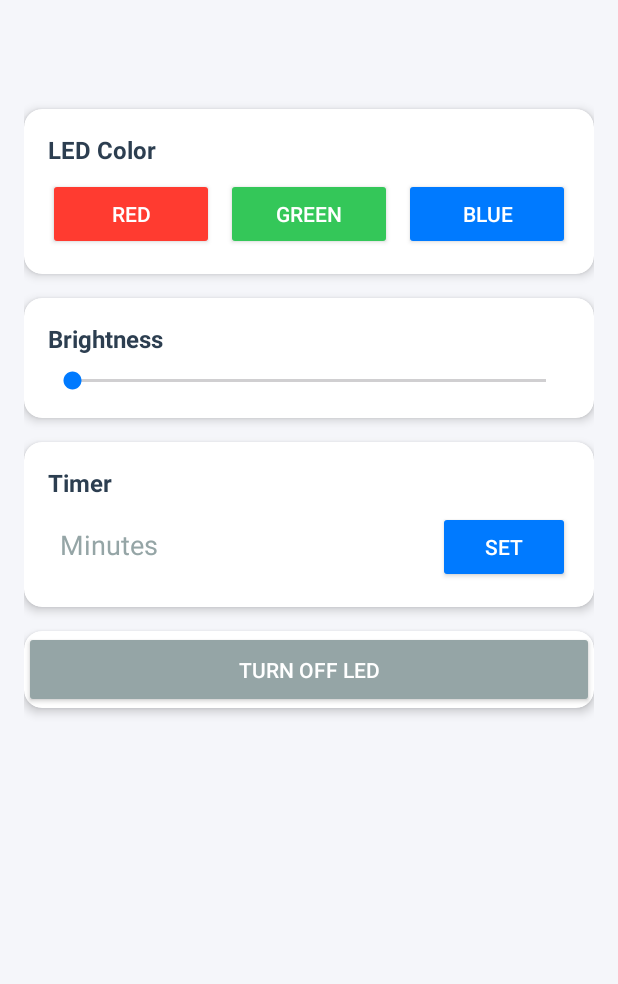
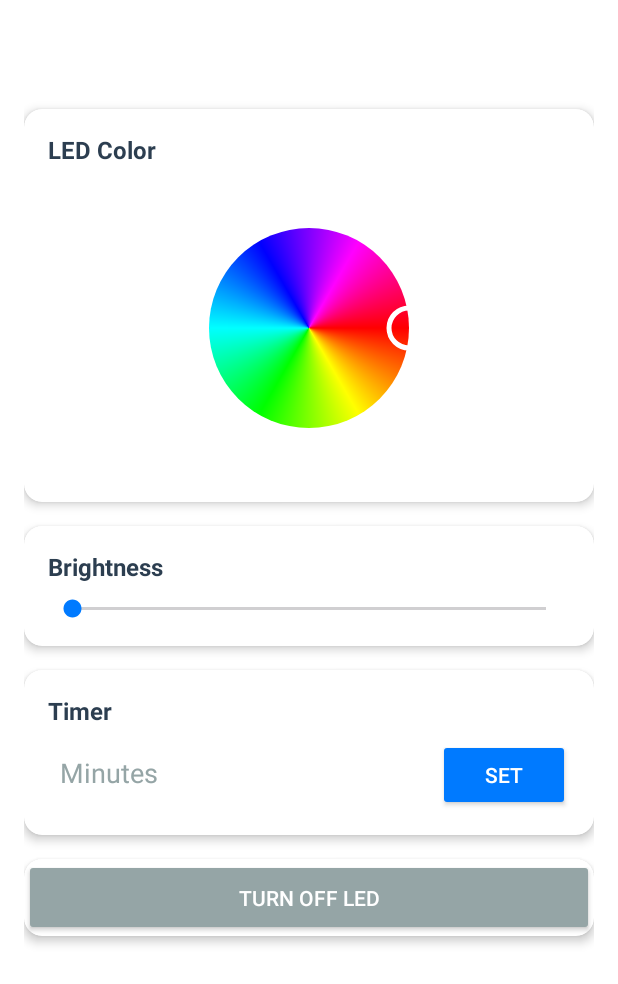
Before and after one commit to alperenSri/Light-Control-System, an Android app: the RoomControlActivity screen opened directly, with no data from a screen before it, on a phone screen of 412 x 824 dp. Shown: the top 984 px of the screen. Run offline under Robolectric (Android 15) with nearby library versions, the phone set to English and light mode, and no system bars.

Commit message:
color-wheel added
color wheel added instead of buttons

```diff
--- /dev/null
+++ b/app/src/main/java/com/example/lightsystem/ColorPickerView.java
@@ -0,0 +1,142 @@
+package com.example.lightsystem;
+
+import android.content.Context;
+import android.graphics.Canvas;
+import android.graphics.Color;
+import android.graphics.Paint;
+import android.graphics.RectF;
+import android.graphics.SweepGradient;
+import android.util.AttributeSet;
+import android.view.MotionEvent;
+import android.view.View;
+
+public class ColorPickerView extends View {
+    private Paint paint;
+    private Paint centerPaint;
+    private Paint selectorPaint;
+    private RectF rectF;
+    private int[] colors;
+    private float currentAngle = 0;
+    private OnColorSelectedListener listener;
+
+    public interface OnColorSelectedListener {
+        void onColorSelected(int color);
+    }
+
+    public ColorPickerView(Context context) {
+        super(context);
+        init();
+    }
+
+    public ColorPickerView(Context context, AttributeSet attrs) {
+        super(context, attrs);
+        init();
+    }
+
+    private void init() {
+        paint = new Paint(Paint.ANTI_ALIAS_FLAG);
+        centerPaint = new Paint(Paint.ANTI_ALIAS_FLAG);
+        selectorPaint = new Paint(Paint.ANTI_ALIAS_FLAG);
+        rectF = new RectF();
+
+        // Define colors for the wheel
+        colors = new int[] {
+                Color.RED,
+                Color.YELLOW,
+                Color.GREEN,
+                Color.CYAN,
+                Color.BLUE,
+                Color.MAGENTA,
+                Color.RED
+        };
+
+        selectorPaint.setColor(Color.WHITE);
+        selectorPaint.setStyle(Paint.Style.STROKE);
+        selectorPaint.setStrokeWidth(5);
+    }
+
+    @Override
+    protected void onSizeChanged(int w, int h, int oldw, int oldh) {
+        super.onSizeChanged(w, h, oldw, oldh);
+
+        int size = Math.min(w, h);
+        int offset = 50; // Padding from edges
+        rectF.set(offset, offset, size - offset, size - offset);
+
+        // Create gradient shader
+        SweepGradient gradient = new SweepGradient(rectF.centerX(), rectF.centerY(), colors, null);
+        paint.setShader(gradient);
+    }
+
+    @Override
+    protected void onDraw(Canvas canvas) {
+        super.onDraw(canvas);
+
+        // Draw color wheel
+        canvas.drawArc(rectF, 0, 360, true, paint);
+
+        // Draw selector
+        float radius = (rectF.width() / 2);
+        float selectorX = rectF.centerX() + radius * (float) Math.cos(Math.toRadians(currentAngle));
+        float selectorY = rectF.centerY() + radius * (float) Math.sin(Math.toRadians(currentAngle));
+        canvas.drawCircle(selectorX, selectorY, 20, selectorPaint);
+    }
+
+    @Override
+    public boolean onTouchEvent(MotionEvent event) {
+        float x = event.getX();
+        float y = event.getY();
+
+        switch (event.getAction()) {
+            case MotionEvent.ACTION_DOWN:
+            case MotionEvent.ACTION_MOVE:
+                float dx = x - rectF.centerX();
+                float dy = y - rectF.centerY();
+                float angle = (float) Math.toDegrees(Math.atan2(dy, dx));
+                if (angle < 0)
+                    angle += 360;
+
+                currentAngle = angle;
+                int color = getColorFromAngle(angle);
+
+                if (listener != null) {
+                    listener.onColorSelected(color);
+                }
+
+                invalidate();
+                return true;
+        }
+        return super.onTouchEvent(event);
+    }
+
+    private int getColorFromAngle(float angle) {
+        float unit = (angle / 360f);
+        if (unit <= 0.16666f) {
+            return interpolateColor(Color.RED, Color.YELLOW, unit * 6);
+        } else if (unit <= 0.33333f) {
+            return interpolateColor(Color.YELLOW, Color.GREEN, (unit - 0.16666f) * 6);
+        } else if (unit <= 0.5f) {
+            return interpolateColor(Color.GREEN, Color.CYAN, (unit - 0.33333f) * 6);
+        } else if (unit <= 0.66666f) {
+            return interpolateColor(Color.CYAN, Color.BLUE, (unit - 0.5f) * 6);
+        } else if (unit <= 0.83333f) {
+            return interpolateColor(Color.BLUE, Color.MAGENTA, (unit - 0.66666f) * 6);
+        } else {
+            return interpolateColor(Color.MAGENTA, Color.RED, (unit - 0.83333f) * 6);
+        }
+    }
+
+    private int interpolateColor(int color1, int color2, float unit) {
+        float unit1 = 1 - unit;
+
+        int r = (int) (Color.red(color1) * unit1 + Color.red(color2) * unit);
+        int g = (int) (Color.green(color1) * unit1 + Color.green(color2) * unit);
+        int b = (int) (Color.blue(color1) * unit1 + Color.blue(color2) * unit);
+
+        return Color.rgb(r, g, b);
+    }
+
+    public void setOnColorSelectedListener(OnColorSelectedListener listener) {
+        this.listener = listener;
+    }
+}
--- a/app/src/main/java/com/example/lightsystem/RoomControlActivity.java
+++ b/app/src/main/java/com/example/lightsystem/RoomControlActivity.java
@@ -1,6 +1,7 @@
 package com.example.lightsystem;
 
 import android.app.Activity;
+import android.graphics.Color;
 import android.os.Bundle;
 import android.os.Handler;
 import android.widget.Button;
@@ -11,11 +12,12 @@ import android.widget.Toast;
 
 public class RoomControlActivity extends Activity {
     private TextView roomNameText;
-    private Button redBtn, greenBtn, blueBtn, offBtn, setTimerBtn;
+    private Button offBtn, setTimerBtn;
     private SeekBar brightnessSeekBar;
     private EditText timerInput;
     private Handler timerHandler;
     private int roomId;
+    private ColorPickerView colorPickerView;
 
     @Override
     protected void onCreate(Bundle savedInstanceState) {
@@ -28,21 +30,23 @@ public class RoomControlActivity extends Activity {
 
         // Initialize views
         roomNameText = findViewById(R.id.roomNameText);
-        redBtn = findViewById(R.id.redBtn);
-        greenBtn = findViewById(R.id.greenBtn);
-        blueBtn = findViewById(R.id.blueBtn);
         offBtn = findViewById(R.id.offBtn);
         brightnessSeekBar = findViewById(R.id.brightnessSeekBar);
         timerInput = findViewById(R.id.timerInput);
         setTimerBtn = findViewById(R.id.setTimerBtn);
+        colorPickerView = findViewById(R.id.colorPickerView);
 
         roomNameText.setText(roomName);
         timerHandler = new Handler();
 
-        // Set click listeners
-        redBtn.setOnClickListener(v -> sendCommand("RED" + roomId));
-        greenBtn.setOnClickListener(v -> sendCommand("GREEN" + roomId));
-        blueBtn.setOnClickListener(v -> sendCommand("BLUE" + roomId));
+        // Set color picker listener
+        colorPickerView.setOnColorSelectedListener(color -> {
+            int red = Color.red(color);
+            int green = Color.green(color);
+            int blue = Color.blue(color);
+            sendCommand(String.format("RGB:%d:%d:%d:%d", red, green, blue, roomId));
+        });
+
         offBtn.setOnClickListener(v -> sendCommand("OFF" + roomId));
 
         brightnessSeekBar.setOnSeekBarChangeListener(new SeekBar.OnSeekBarChangeListener() {
--- a/app/src/main/res/layout/room_control_activity.xml
+++ b/app/src/main/res/layout/room_control_activity.xml
@@ -4,7 +4,7 @@
     android:orientation="vertical"
     android:layout_width="match_parent"
     android:layout_height="match_parent"
-    android:background="#F5F6FA"
+    android:background="#FFFFFF"
     android:padding="16dp">
 
     <TextView
@@ -22,7 +22,8 @@
         android:layout_height="wrap_content"
         app:cardCornerRadius="12dp"
         app:cardElevation="4dp"
-        android:layout_marginBottom="16dp">
+        android:layout_marginBottom="16dp"
+        app:cardBackgroundColor="#FFFFFF">
 
         <LinearLayout
             android:layout_width="match_parent"
@@ -39,40 +40,12 @@
                 android:textStyle="bold"
                 android:layout_marginBottom="8dp"/>
 
-            <LinearLayout
-                android:layout_width="match_parent"
-                android:layout_height="wrap_content"
-                android:orientation="horizontal">
+            <com.example.lightsystem.ColorPickerView
+                android:id="@+id/colorPickerView"
+                android:layout_width="200dp"
+                android:layout_height="200dp"
+                android:layout_gravity="center"/>
 
-                <Button
-                    android:id="@+id/redBtn"
-                    android:layout_width="0dp"
-                    android:layout_height="wrap_content"
-                    android:layout_weight="1"
-                    android:text="Red"
-                    android:textColor="#FFFFFF"
-                    android:backgroundTint="#FF3B30"
-                    android:layout_marginEnd="8dp"/>
-
-                <Button
-                    android:id="@+id/greenBtn"
-                    android:layout_width="0dp"
-                    android:layout_height="wrap_content"
-                    android:layout_weight="1"
-                    android:text="Green"
-                    android:textColor="#FFFFFF"
-                    android:backgroundTint="#34C759"
-                    android:layout_marginEnd="8dp"/>
-
-                <Button
-                    android:id="@+id/blueBtn"
-                    android:layout_width="0dp"
-                    android:layout_height="wrap_content"
-                    android:layout_weight="1"
-                    android:text="Blue"
-                    android:textColor="#FFFFFF"
-                    android:backgroundTint="#007AFF"/>
-            </LinearLayout>
         </LinearLayout>
     </androidx.cardview.widget.CardView>
 
@@ -81,7 +54,8 @@
         android:layout_height="wrap_content"
         app:cardCornerRadius="12dp"
         app:cardElevation="4dp"
-        android:layout_marginBottom="16dp">
+        android:layout_marginBottom="16dp"
+        app:cardBackgroundColor="#FFFFFF">
 
         <LinearLayout
             android:layout_width="match_parent"
@@ -113,7 +87,8 @@
         android:layout_height="wrap_content"
         app:cardCornerRadius="12dp"
         app:cardElevation="4dp"
-        android:layout_marginBottom="16dp">
+        android:layout_marginBottom="16dp"
+        app:cardBackgroundColor="#FFFFFF">
 
         <LinearLayout
             android:layout_width="match_parent"
@@ -162,7 +137,8 @@
         android:layout_width="match_parent"
         android:layout_height="wrap_content"
         app:cardCornerRadius="12dp"
-        app:cardElevation="4dp">
+        app:cardElevation="4dp"
+        app:cardBackgroundColor="#FFFFFF">
 
         <Button
             android:id="@+id/offBtn"
```
Also changed, not shown: 1 other file.
